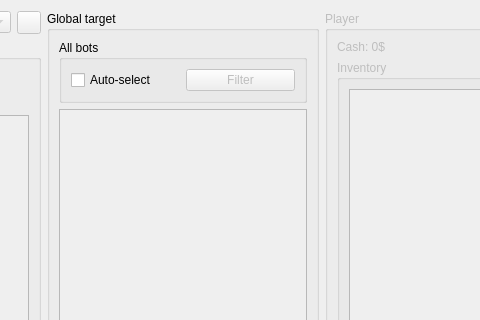
alphaonex86/CatchChallenger, file tools/bot-actions/BotTargetList.ui: the form before one commit; both pictures show x 616 to 1096 and y 0 to 320 of the 1244 by 781 pixel window.
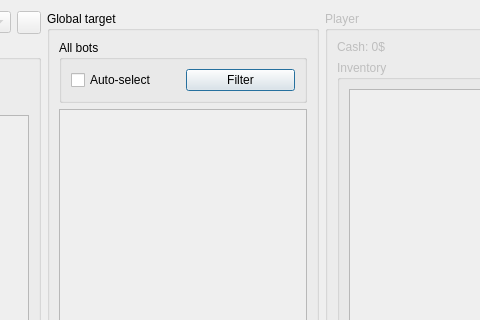
The form after the commit. Icons and pictures are not drawn.

```diff
--- a/tools/bot-actions/BotTargetList.ui
+++ b/tools/bot-actions/BotTargetList.ui
@@ -236,9 +236,6 @@
            </item>
            <item>
             <widget class="QPushButton" name="autoSelectFilter">
-             <property name="enabled">
-              <bool>false</bool>
-             </property>
              <property name="text">
               <string>Filter</string>
              </property>
```
Left out of the diff: 19 changed lines with no effect on the pictures.
